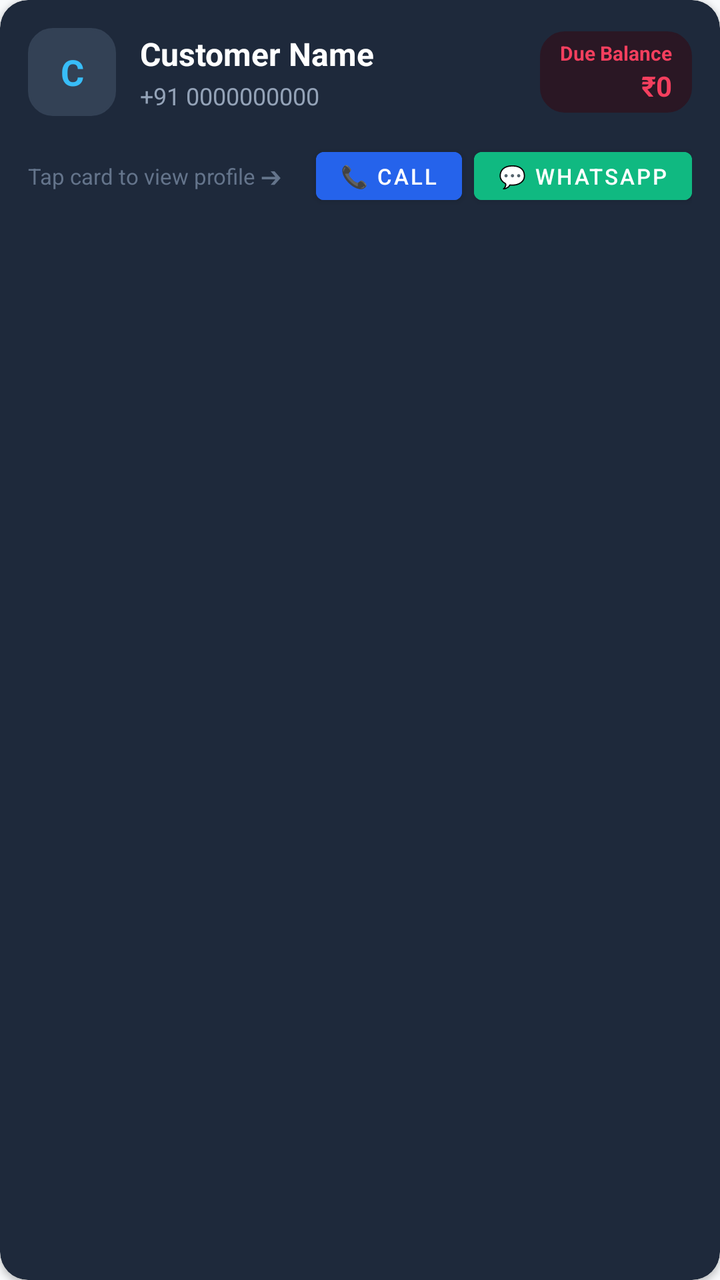
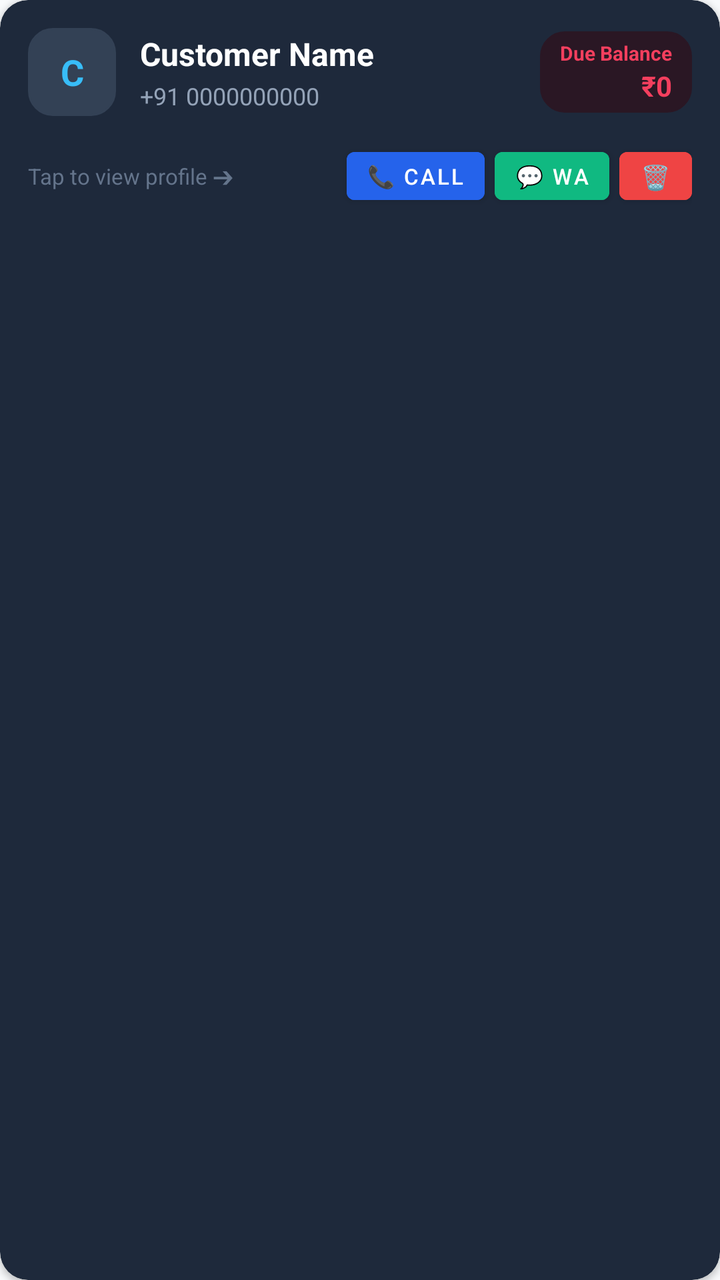

Screens rendered from an Android XML layout before and after an edit, with the pre-edit source and the edit as a unified diff.
<!-- AndroidManifest.xml: application theme Theme.QuickLoan -->
<!-- res/layout/item_master_client.xml -->
<?xml version="1.0" encoding="utf-8"?>
<androidx.cardview.widget.CardView xmlns:android="http://schemas.android.com/apk/res/android"
    xmlns:app="http://schemas.android.com/apk/res-auto"
    android:id="@+id/cardClientItem"
    android:layout_width="match_parent"
    android:layout_height="wrap_content"
    android:layout_marginHorizontal="6dp"
    android:layout_marginVertical="6dp"
    android:foreground="?attr/selectableItemBackground"
    app:cardBackgroundColor="#1E293B"
    app:cardCornerRadius="14dp"
    app:cardElevation="2dp">

    <LinearLayout
        android:layout_width="match_parent"
        android:layout_height="wrap_content"
        android:orientation="vertical"
        android:padding="14dp">

        <LinearLayout
            android:layout_width="match_parent"
            android:layout_height="wrap_content"
            android:gravity="center_vertical"
            android:orientation="horizontal">

            
            <TextView
                android:id="@+id/tvAvatarInitial"
                android:layout_width="44dp"
                android:layout_height="44dp"
                android:background="@drawable/edittext_bg"
                android:backgroundTint="#334155"
                android:gravity="center"
                android:text="C"
                android:textColor="#38BDF8"
                android:textSize="18sp"
                android:textStyle="bold" />

            
            <LinearLayout
                android:layout_width="0dp"
                android:layout_height="wrap_content"
                android:layout_marginStart="12dp"
                android:layout_weight="1"
                android:orientation="vertical">

                <TextView
                    android:id="@+id/tvClientName"
                    android:layout_width="wrap_content"
                    android:layout_height="wrap_content"
                    android:text="Customer Name"
                    android:textColor="#FFFFFF"
                    android:textSize="16sp"
                    android:textStyle="bold" />

                <TextView
                    android:id="@+id/tvClientPhone"
                    android:layout_width="wrap_content"
                    android:layout_height="wrap_content"
                    android:layout_marginTop="2dp"
                    android:text="+91 0000000000"
                    android:textColor="#94A3B8"
                    android:textSize="12sp" />
            </LinearLayout>

            
            <LinearLayout
                android:layout_width="wrap_content"
                android:layout_height="wrap_content"
                android:background="@drawable/edittext_bg"
                android:backgroundTint="#2A1724"
                android:gravity="end"
                android:orientation="vertical"
                android:paddingHorizontal="10dp"
                android:paddingVertical="4dp">

                <TextView
                    android:layout_width="wrap_content"
                    android:layout_height="wrap_content"
                    android:text="Due Balance"
                    android:textColor="#F43F5E"
                    android:textSize="10sp"
                    android:textStyle="bold" />

                <TextView
                    android:id="@+id/tvClientDueBalance"
                    android:layout_width="wrap_content"
                    android:layout_height="wrap_content"
                    android:text="₹0"
                    android:textColor="#F43F5E"
                    android:textSize="14sp"
                    android:textStyle="bold" />
            </LinearLayout>
        </LinearLayout>

        
        <LinearLayout
            android:layout_width="match_parent"
            android:layout_height="wrap_content"
            android:layout_marginTop="12dp"
            android:gravity="center_vertical"
            android:orientation="horizontal">

            <TextView
                android:layout_width="0dp"
                android:layout_height="wrap_content"
                android:layout_weight="1"
                android:text="Tap card to view profile ➔"
                android:textColor="#64748B"
                android:textSize="11sp" />

            <Button
                android:id="@+id/btnMasterCall"
                android:layout_width="wrap_content"
                android:layout_height="36dp"
                android:layout_marginEnd="6dp"
                android:backgroundTint="#2563EB"
                android:minWidth="0dp"
                android:paddingHorizontal="12dp"
                android:text="📞 Call"
                android:textColor="#FFFFFF"
                android:textSize="11sp" />

            <Button
                android:id="@+id/btnMasterWhatsApp"
                android:layout_width="wrap_content"
                android:layout_height="36dp"
                android:backgroundTint="#10B981"
                android:minWidth="0dp"
                android:paddingHorizontal="12dp"
                android:text="💬 WhatsApp"
                android:textColor="#FFFFFF"
                android:textSize="11sp" />
        </LinearLayout>
    </LinearLayout>
</androidx.cardview.widget.CardView>
<!-- resources referenced by this layout -->
<resources>
  <!-- drawable edittext_bg (drawable) -->
  <?xml version="1.0" encoding="utf-8"?>
  <shape xmlns:android="http://schemas.android.com/apk/res/android">
      <solid android:color="#F8FAFC" />
      <stroke android:width="1dp" android:color="#E2E8F0" />
      <corners android:radius="12dp" />
  </shape>
  <style name="Theme.QuickLoan" parent="Theme.MaterialComponents.Light.NoActionBar">
          
          <item name="colorPrimary">@color/primary</item>
          <item name="colorPrimaryDark">@color/primary_dark</item>
          <item name="colorAccent">@color/accent</item>
          <item name="android:windowBackground">@color/background</item>
  
          
          <item name="editTextColor">@color/text_main</item>
          <item name="android:editTextColor">@color/text_main</item>
          <item name="android:textColor">@color/text_main</item>
          <item name="android:textColorHint">@color/text_muted</item>
      </style>
  <color name="primary">#0F172A</color>
  <color name="primary_dark">#020617</color>
  <color name="accent">#4F46E5</color>
  <color name="background">#F8FAFC</color>
  <color name="text_main">#0F172A</color>
  <color name="text_muted">#64748B</color>
</resources>

<!-- the commit's change to res/layout/item_master_client.xml (unified diff, before → after) -->
@@ -105,32 +105,47 @@
                 android:layout_width="0dp"
                 android:layout_height="wrap_content"
                 android:layout_weight="1"
-                android:text="Tap card to view profile ➔"
+                android:text="Tap to view profile ➔"
                 android:textColor="#64748B"
                 android:textSize="11sp" />
 
+            
             <Button
                 android:id="@+id/btnMasterCall"
                 android:layout_width="wrap_content"
                 android:layout_height="36dp"
-                android:layout_marginEnd="6dp"
+                android:layout_marginEnd="5dp"
                 android:backgroundTint="#2563EB"
                 android:minWidth="0dp"
-                android:paddingHorizontal="12dp"
+                android:paddingHorizontal="10dp"
                 android:text="📞 Call"
                 android:textColor="#FFFFFF"
                 android:textSize="11sp" />
 
+            
             <Button
                 android:id="@+id/btnMasterWhatsApp"
                 android:layout_width="wrap_content"
                 android:layout_height="36dp"
+                android:layout_marginEnd="5dp"
                 android:backgroundTint="#10B981"
                 android:minWidth="0dp"
-                android:paddingHorizontal="12dp"
-                android:text="💬 WhatsApp"
+                android:paddingHorizontal="10dp"
+                android:text="💬 WA"
                 android:textColor="#FFFFFF"
                 android:textSize="11sp" />
+
+            
+            <Button
+                android:id="@+id/btnMasterDelete"
+                android:layout_width="wrap_content"
+                android:layout_height="36dp"
+                android:backgroundTint="#EF4444"
+                android:minWidth="0dp"
+                android:paddingHorizontal="10dp"
+                android:text="🗑️"
+                android:textColor="#FFFFFF"
+                android:textSize="12sp" />
         </LinearLayout>
     </LinearLayout>
 </androidx.cardview.widget.CardView>
